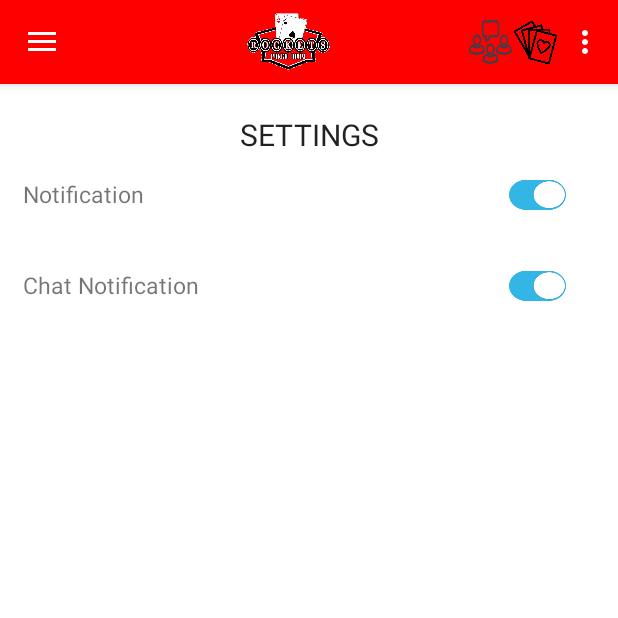
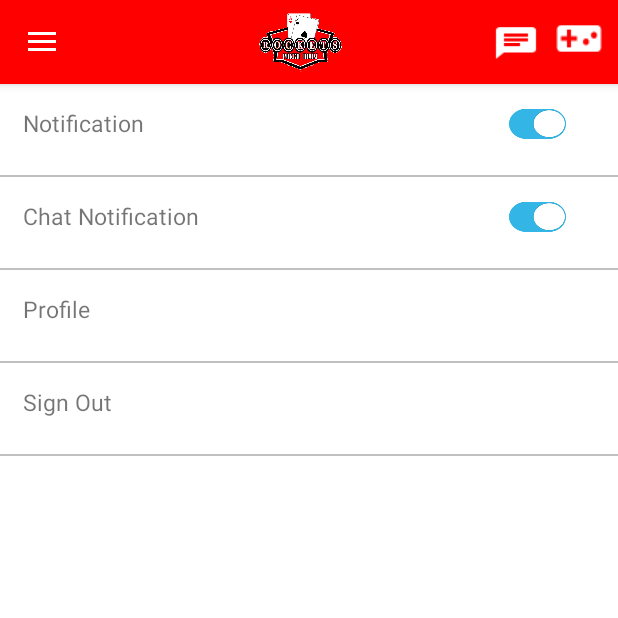
Before and after one commit to aryasree90/RocketProject, an Android app: the LandingActivity screen opened directly, with no data from a screen before it, on a phone screen of 412 x 824 dp, the top half of it. Run offline under Robolectric (Android 15) with nearby library versions, the phone set to English and light mode, and no system bars; our stand-ins replace CircleImageView, Volley; network calls fail.

Commit message:
changes made for settings

```diff
--- /dev/null
+++ b/app/src/main/java/rocket/club/com/rocketpoker/InvitationListFragment.java
@@ -0,0 +1,9 @@
+package rocket.club.com.rocketpoker;
+
+import android.support.v4.app.Fragment;
+
+/**
+ * Created by Administrator on 9/19/2016.
+ */
+public class InvitationListFragment extends Fragment {
+}
--- a/app/src/main/java/rocket/club/com/rocketpoker/LandingActivity.java
+++ b/app/src/main/java/rocket/club/com/rocketpoker/LandingActivity.java
@@ -158,12 +158,12 @@ public class LandingActivity extends AppCompatActivity
         }
     }
 
-    @Override
+   /*  @Override
     public boolean onCreateOptionsMenu(Menu menu) {
         // Inflate the menu; this adds items to the action bar if it is present.
         getMenuInflater().inflate(R.menu.landing, menu);
         return true;
-    }
+    }  */
 
     @Override
     public boolean onOptionsItemSelected(MenuItem item) {
--- a/app/src/main/res/layout/app_bar_landing.xml
+++ b/app/src/main/res/layout/app_bar_landing.xml
@@ -44,23 +44,27 @@
                     <ImageButton
                         android:id="@+id/chat_room_img"
                         android:layout_width="0dp"
-                        android:layout_height="40dp"
+                        android:layout_height="25dp"
                         android:layout_weight="0.1"
                         android:scaleType="fitXY"
+                        android:layout_marginTop="8dp"
+                        android:layout_marginRight="10dp"
                         android:contentDescription="@string/content_description"
                         android:background="@android:color/transparent"
-                        android:src="@drawable/chatroom"/>
+                        android:src="@mipmap/ic_chat"/>
+
+                    <!--  -->
 
                     <ImageButton
                         android:id="@+id/invite_to_play"
-                        android:layout_marginTop="5dp"
                         android:layout_width="0dp"
-                        android:layout_height="30dp"
+                        android:layout_height="35dp"
                         android:layout_weight="0.1"
                         android:scaleType="fitXY"
+                        android:layout_marginRight="10dp"
                         android:contentDescription="@string/content_description"
                         android:background="@android:color/transparent"
-                        android:src="@drawable/invite"/>
+                        android:src="@mipmap/ic_invitetoplay"/>
                 </LinearLayout>
             </android.support.v7.widget.Toolbar>
         </android.support.design.widget.AppBarLayout>
--- a/app/src/main/res/layout/fragment_settings.xml
+++ b/app/src/main/res/layout/fragment_settings.xml
@@ -4,14 +4,14 @@
     android:layout_width="match_parent"
     android:layout_height="match_parent">
 
-    <TextView
+   <!-- <TextView
         android:layout_width="match_parent"
         android:layout_height="wrap_content"
         android:text="@string/settings_title"
         android:paddingTop="20dp"
         android:gravity="center_horizontal"
         android:textAppearance="@style/Base.TextAppearance.AppCompat.Large"
-        android:textSize="20sp"/>
+        android:textSize="20sp"/> -->
 
     <LinearLayout
         android:id="@+id/notifLayout"
@@ -40,7 +40,10 @@
             android:textOn="" />
 
     </LinearLayout>
-
+    <View
+        android:layout_width="fill_parent"
+        android:layout_height="1dp"
+        android:background="#c0c0c0"/>
     <LinearLayout
         android:id="@+id/muteChatLayout"
         android:orientation="horizontal"
@@ -69,4 +72,57 @@
 
     </LinearLayout>
 
+    <View
+        android:layout_width="fill_parent"
+        android:layout_height="1dp"
+        android:background="#c0c0c0"/>
+    <LinearLayout
+        android:id="@+id/profileLayout"
+        android:orientation="horizontal"
+        android:layout_width="match_parent"
+        android:layout_height="wrap_content"
+        android:layout_margin="5dp"
+        android:padding="10dp"
+        android:weightSum="1">
+
+        <TextView
+            android:layout_width="0dp"
+            android:layout_height="30dp"
+            android:layout_weight="0.85"
+            android:textSize="15sp"
+            android:text="@string/profile"/>
+
+
+
+    </LinearLayout>
+
+    <View
+        android:layout_width="fill_parent"
+        android:layout_height="1dp"
+        android:background="#c0c0c0"/>
+
+
+    <LinearLayout
+        android:id="@+id/signoutLayout"
+        android:orientation="horizontal"
+        android:layout_width="match_parent"
+        android:layout_height="wrap_content"
+        android:layout_margin="5dp"
+        android:padding="10dp"
+        android:weightSum="1">
+
+        <TextView
+            android:layout_width="0dp"
+            android:layout_height="30dp"
+            android:layout_weight="0.85"
+            android:textSize="15sp"
+            android:text="@string/sign_out"/>
+
+
+
+    </LinearLayout>
+    <View
+        android:layout_width="fill_parent"
+        android:layout_height="1dp"
+        android:background="#c0c0c0"/>
 </LinearLayout>
--- a/app/src/main/res/menu/activity_landing_drawer.xml
+++ b/app/src/main/res/menu/activity_landing_drawer.xml
@@ -26,9 +26,9 @@
             android:icon="@mipmap/ic_settings"
             android:title="@string/settings" />
     </group>
+    <item android:title="@string/app_name">
 
 
-    <item android:title="@string/app_name">
         <menu>
             <group android:checkableBehavior="single"
                 android:id="@+id/common_group">
--- a/app/src/main/res/values/strings.xml
+++ b/app/src/main/res/values/strings.xml
@@ -1,5 +1,5 @@
 <resources>
-    <string name="app_name">Rocket</string>
+    <string name="app_name">Rockets</string>
 
     <string name="hello_world">Hello world!</string>
     <string name="action_settings">Settings</string>
@@ -26,6 +26,7 @@
     <string name="game_type">Game Type</string>
     <string name="nick_name">Nick Name</string>
     <string name="gender">Gender</string>
+   <string name="profile">Profile</string>
     <string name="dob">Date Of Birth</string>
     <string name="save">Save</string>
     <string name="accept">Accept</string>
```
Also changed, not shown: app/src/main/res/mipmap-hdpi/ic_chat.png (added), app/src/main/res/mipmap-hdpi/ic_invitetoplay.png (added), app/src/main/res/mipmap-mdpi/ic_chat.png (added), app/src/main/res/mipmap-mdpi/ic_invitetoplay.png (added), app/src/main/res/mipmap-xhdpi/ic_chat.png (added), app/src/main/res/mipmap-xhdpi/ic_invitetoplay.png (added), app/src/main/res/mipmap-xxhdpi/ic_chat.png (added), app/src/main/res/mipmap-xxhdpi/ic_invitetoplay.png (added), app/src/main/res/mipmap-xxxhdpi/ic_chat.png (added), app/src/main/res/mipmap-xxxhdpi/ic_invitetoplay.png (added).
